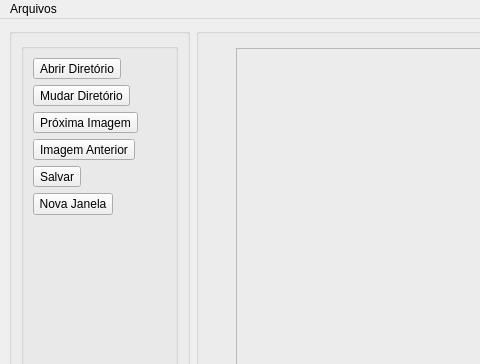
This is gui/augmentation_window.ui in SonanFarr/annotation_software as Qt 5 draws it before an edit; both pictures show x 0 to 480 and y 0 to 364 of the 1204 by 753 pixel window. The edited form follows.
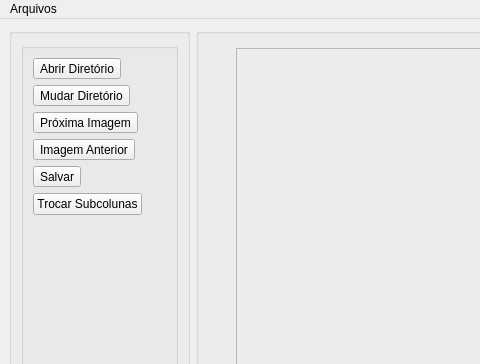
This is the edited form.

Diff of the .ui file:
```diff
--- a/gui/augmentation_window.ui
+++ b/gui/augmentation_window.ui
@@ -110,7 +110,7 @@
           <item row="6" column="0">
            <widget class="QPushButton" name="new_window_button">
             <property name="text">
-             <string>Nova Janela</string>
+             <string>Trocar Subcolunas</string>
             </property>
            </widget>
           </item>
```
Left out of the diff: 2 changed lines with no effect on the pictures.
